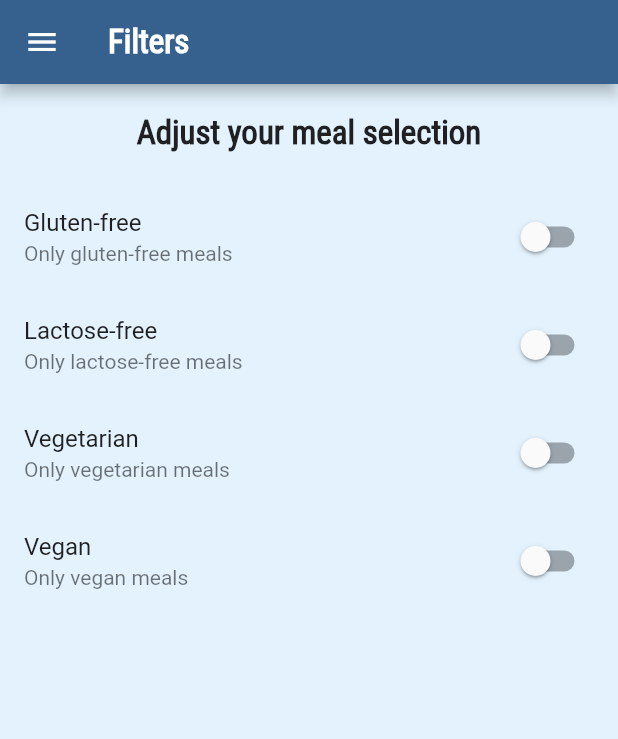
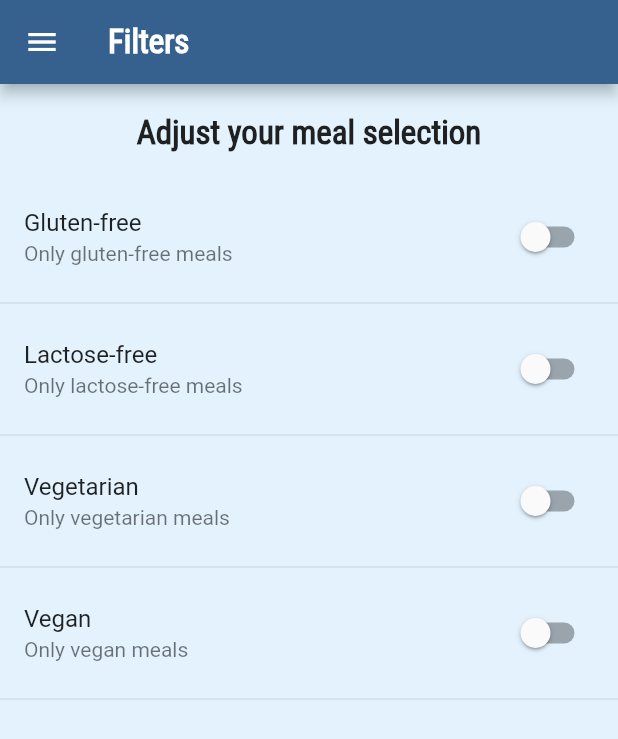
Before and after one commit to RichFlair/meals_app, a Flutter app: the FiltersScreen screen opened by its route, on a phone screen of 412 x 824 dp. Shown: the top 739 px of the screen. Run offline on Flutter 3.47's test engine with Material 2 defaults, Android fonts, the phone set to English and light mode, and no system bars.

```diff
--- a/lib/screens/filters_screen.dart
+++ b/lib/screens/filters_screen.dart
@@ -59,6 +59,7 @@ class _FiltersScreenState extends State<FiltersScreen> {
                     });
                   },
                 ),
+                const Divider(),
                 switchListItem(
                   'Lactose-free',
                   'Only lactose-free meals',
@@ -69,6 +70,7 @@ class _FiltersScreenState extends State<FiltersScreen> {
                     });
                   },
                 ),
+                const Divider(),
                 switchListItem(
                   'Vegetarian',
                   'Only vegetarian meals',
@@ -79,6 +81,7 @@ class _FiltersScreenState extends State<FiltersScreen> {
                     });
                   },
                 ),
+                const Divider(),
                 switchListItem(
                   'Vegan',
                   'Only vegan meals',
@@ -89,6 +92,7 @@ class _FiltersScreenState extends State<FiltersScreen> {
                     });
                   },
                 ),
+                const Divider(),
               ],
             ),
           ),
```
